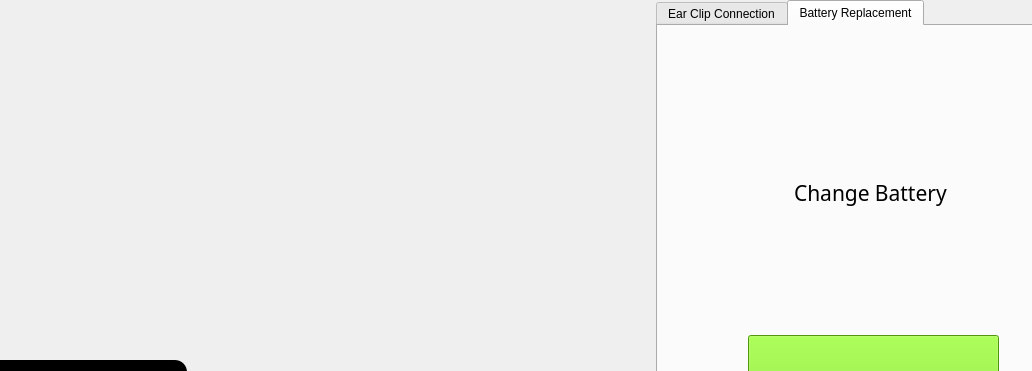
The window that src/mainwindow.ui (alejita11011/CES-Simulator) describes before a commit, drawn with Qt 5; both pictures show x 194 to 1226 and y 0 to 371 of the 1311 by 908 pixel window.
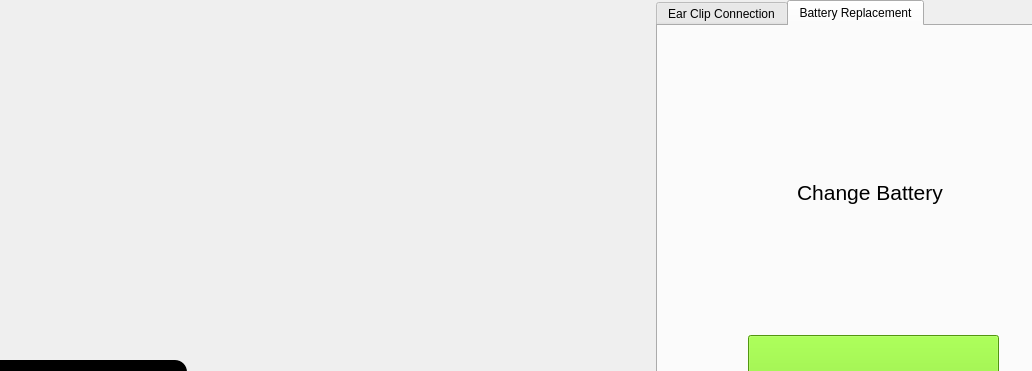
The same window after the commit. The open tabs and pages were chosen to show the change. Icons and pictures are not drawn.

Commit message: Swap theta and alpha session order

The edit to the form file:
```diff
--- a/src/mainwindow.ui
+++ b/src/mainwindow.ui
@@ -109,13 +109,6 @@
            </property>
           </widget>
          </item>
-         <item>
-          <widget class="QWidget" name="alphaSession" native="true">
-           <property name="styleSheet">
-            <string notr="true">border-image: url(:/images/off/alpha.png);</string>
-           </property>
-          </widget>
-         </item>
          <item>
           <widget class="QWidget" name="thetaSession" native="true">
            <property name="styleSheet">
@@ -123,6 +116,13 @@
            </property>
           </widget>
          </item>
+         <item>
+          <widget class="QWidget" name="alphaSession" native="true">
+           <property name="styleSheet">
+            <string notr="true">border-image: url(:/images/off/alpha.png);</string>
+           </property>
+          </widget>
+         </item>
         </layout>
        </widget>
        <widget class="QWidget" name="horizontalLayoutWidget_4">
@@ -612,7 +612,6 @@
            <widget class="QLabel" name="batteryChangeLabel">
             <property name="font">
              <font>
-              <family>Noto Sans Adlam</family>
               <pointsize>16</pointsize>
              </font>
             </property>
```
Left out of the diff: 3 changed lines with no effect on the pictures.
